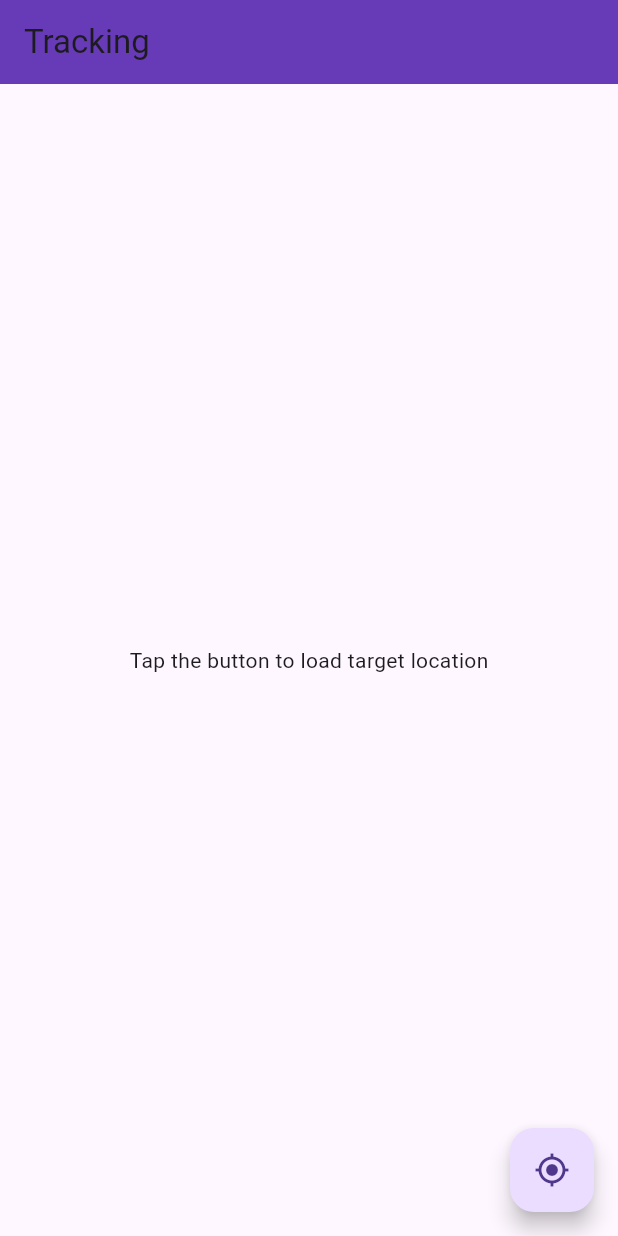
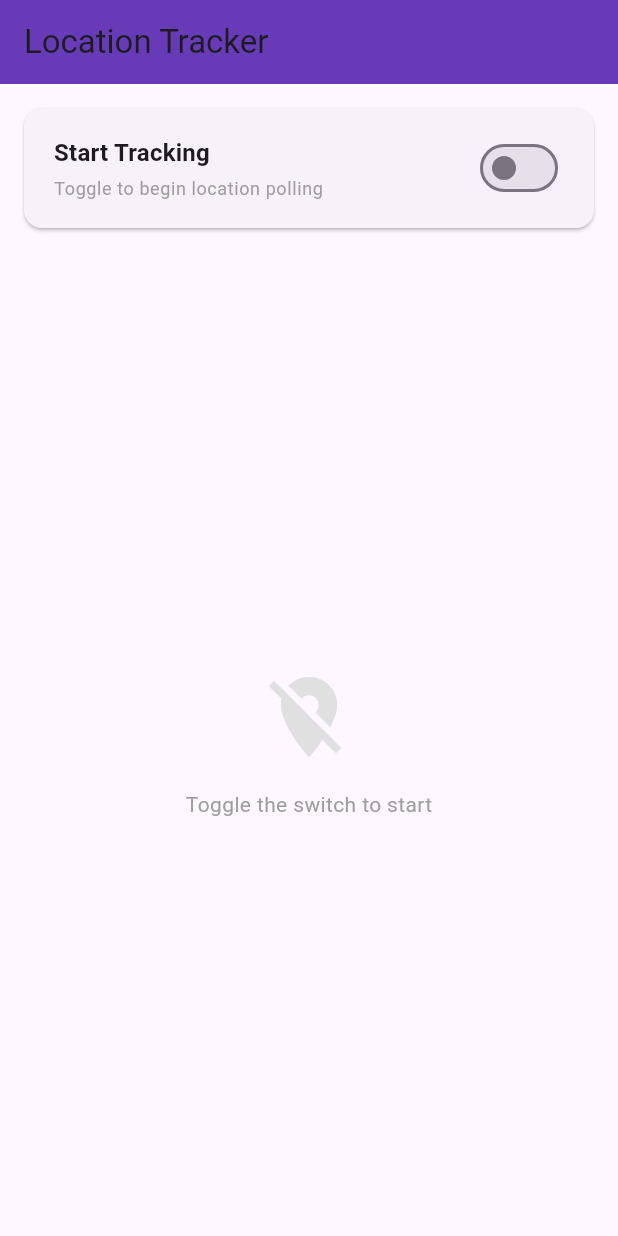
Before and after one commit to ianvillamia/flutter_exam, a Flutter app: the screen it shows after launch, on a phone screen of 412 x 824 dp. Run offline on Flutter 3.47's test engine with Material 3 defaults, Android fonts, the phone set to English and light mode, and no system bars; our stand-ins replace bloc, equatable, flutter_bloc, flutter_modular, geolocator, nb_utils; generated files the repository leaves out were written again.

Commit message:
feat(tracking): add live GPS tracking and modular UI
Implements 5s location polling and distance calculation.

Refactors tracking state management and data layer permissions.

Refactors TrackingPage into focused sub-widgets (toggle, list, status)

```diff
--- a/lib/app/app_module.dart
+++ b/lib/app/app_module.dart
@@ -1,3 +1,4 @@
+import 'package:flutter_exam/features/tracking/data/datasources/location_local_datasource.dart';
 import 'package:flutter_exam/features/tracking/data/datasources/tracking_remote_datasource.dart';
 import 'package:flutter_exam/features/tracking/data/repositories/tracking_repository_impl.dart';
 import 'package:flutter_exam/features/tracking/domain/repositories/tracking_repository.dart';
@@ -10,6 +11,7 @@ class AppModule extends Module {
   void binds(Injector i) {
     i
       ..addSingleton<TrackingRemoteDatasource>(TrackingRemoteDatasourceImpl.new)
+      ..addSingleton<LocationLocalDatasource>(LocationLocalDatasourceImpl.new)
       ..addSingleton<TrackingRepository>(TrackingRepositoryImpl.new)
       ..addSingleton<GetTargetLocationUsecase>(GetTargetLocationUsecase.new)
       ..addSingleton<TrackingCubit>(TrackingCubit.new);
--- /dev/null
+++ b/lib/features/tracking/domain/entities/location_reading_entity.dart
@@ -0,0 +1,18 @@
+import 'package:equatable/equatable.dart';
+
+class LocationReadingEntity extends Equatable {
+  const LocationReadingEntity({
+    required this.timestamp,
+    required this.lat,
+    required this.lng,
+    required this.distanceMeters,
+  });
+
+  final DateTime timestamp;
+  final double lat;
+  final double lng;
+  final double distanceMeters;
+
+  @override
+  List<Object?> get props => [timestamp, lat, lng, distanceMeters];
+}
--- a/lib/features/tracking/domain/repositories/tracking_repository.dart
+++ b/lib/features/tracking/domain/repositories/tracking_repository.dart
@@ -1,6 +1,8 @@
+import 'package:flutter_exam/features/tracking/domain/entities/location_reading_entity.dart';
 import 'package:flutter_exam/features/tracking/domain/entities/target_location_entity.dart';
 
-// ignore: one_member_abstracts, clean architecture contract — more methods will be added as the feature grows
 abstract class TrackingRepository {
   Future<TargetLocationEntity> getTargetLocation();
+  Future<bool> requestLocationPermission();
+  Future<LocationReadingEntity> getLocationReading(TargetLocationEntity target);
 }
--- a/lib/features/tracking/presentation/cubit/tracking_state.dart
+++ b/lib/features/tracking/presentation/cubit/tracking_state.dart
@@ -1,34 +1,48 @@
 part of 'tracking_cubit.dart';
 
-sealed class TrackingState extends Equatable {
-  const TrackingState();
+enum TrackingStatus {
+  initial,
+  loading,
+  permissionDenied,
+  active,
+  stopped,
+  error,
+}
+
+final class TrackingState extends Equatable {
+  const TrackingState({
+    this.isTracking = false,
+    this.readings = const [],
+    this.filterCount = 10,
+    this.status = TrackingStatus.initial,
+    this.errorMessage,
+  });
+
+  final bool isTracking;
+  final List<LocationReadingEntity> readings;
+  final int filterCount;
+  final TrackingStatus status;
+  final String? errorMessage;
+
+  List<LocationReadingEntity> get filteredReadings =>
+      readings.take(filterCount).toList();
+
+  TrackingState copyWith({
+    bool? isTracking,
+    List<LocationReadingEntity>? readings,
+    int? filterCount,
+    TrackingStatus? status,
+    String? errorMessage,
+  }) =>
+      TrackingState(
+        isTracking: isTracking ?? this.isTracking,
+        readings: readings ?? this.readings,
+        filterCount: filterCount ?? this.filterCount,
+        status: status ?? this.status,
+        errorMessage: errorMessage ?? this.errorMessage,
+      );
 
   @override
-  List<Object?> get props => [];
+  List<Object?> get props =>
+      [isTracking, readings, filterCount, status, errorMessage];
 }
-
-final class TrackingInitial extends TrackingState {
-  const TrackingInitial();
-}
-
-final class TrackingLoading extends TrackingState {
-  const TrackingLoading();
-}
-
-final class TrackingLoaded extends TrackingState {
-  const TrackingLoaded(this.targetLocation);
-
-  final TargetLocationEntity targetLocation;
-
-  @override
-  List<Object?> get props => [targetLocation];
-}
-
-final class TrackingError extends TrackingState {
-  const TrackingError(this.message);
-
-  final String message;
-
-  @override
-  List<Object?> get props => [message];
-}
--- a/lib/features/tracking/presentation/pages/tracking_page.dart
+++ b/lib/features/tracking/presentation/pages/tracking_page.dart
@@ -1,6 +1,11 @@
 import 'package:flutter/material.dart';
 import 'package:flutter_bloc/flutter_bloc.dart';
 import 'package:flutter_exam/features/tracking/presentation/cubit/tracking_cubit.dart';
+import 'package:flutter_exam/features/tracking/presentation/widgets/empty_state.dart';
+import 'package:flutter_exam/features/tracking/presentation/widgets/filter_row.dart';
+import 'package:flutter_exam/features/tracking/presentation/widgets/readings_list.dart';
+import 'package:flutter_exam/features/tracking/presentation/widgets/status_banner.dart';
+import 'package:flutter_exam/features/tracking/presentation/widgets/toggle_card.dart';
 
 class TrackingPage extends StatelessWidget {
   const TrackingPage({super.key});
@@ -8,33 +13,39 @@ class TrackingPage extends StatelessWidget {
   @override
   Widget build(BuildContext context) {
     return Scaffold(
-      appBar: AppBar(title: const Text('Tracking')),
+      appBar: AppBar(title: const Text('Location Tracker')),
       body: BlocBuilder<TrackingCubit, TrackingState>(
-        builder: (context, state) => switch (state) {
-          TrackingInitial() => const Center(
-              child: Text('Tap the button to load target location'),
-            ),
-          TrackingLoading() => const Center(
-              child: CircularProgressIndicator(),
-            ),
-          TrackingLoaded(:final targetLocation) => Center(
-              child: Column(
-                mainAxisAlignment: MainAxisAlignment.center,
-                children: [
-                  Text('ID: ${targetLocation.id}'),
-                  Text('Lat: ${targetLocation.targetLat}'),
-                  Text('Lng: ${targetLocation.targetLng}'),
-                ],
+        builder: (context, state) {
+          return Column(
+            crossAxisAlignment: CrossAxisAlignment.stretch,
+            children: [
+              ToggleCard(state: state),
+              if (state.status == TrackingStatus.permissionDenied)
+                const StatusBanner(
+                  message:
+                      'Location permission denied. Enable it in Settings.',
+                  color: Colors.orange,
+                  icon: Icons.warning_amber,
+                ),
+              if (state.status == TrackingStatus.error &&
+                  state.errorMessage != null)
+                StatusBanner(
+                  message: state.errorMessage!,
+                  color: Colors.red,
+                  icon: Icons.error_outline,
+                ),
+              if (state.readings.isNotEmpty) ...[
+                FilterRow(filterCount: state.filterCount),
+                const Divider(height: 1),
+              ],
+              Expanded(
+                child: state.readings.isEmpty
+                    ? EmptyState(status: state.status)
+                    : ReadingsList(readings: state.filteredReadings),
               ),
-            ),
-          TrackingError(:final message) => Center(
-              child: Text('Error: $message'),
-            ),
+            ],
+          );
         },
-      ),
-      floatingActionButton: FloatingActionButton(
-        onPressed: () => context.read<TrackingCubit>().fetchTargetLocation(),
-        child: const Icon(Icons.my_location),
       ),
     );
   }
--- /dev/null
+++ b/lib/features/tracking/presentation/widgets/empty_state.dart
@@ -0,0 +1,30 @@
+import 'package:flutter/material.dart';
+import 'package:flutter_exam/features/tracking/presentation/cubit/tracking_cubit.dart';
+
+class EmptyState extends StatelessWidget {
+  const EmptyState({required this.status, super.key});
+
+  final TrackingStatus status;
+
+  @override
+  Widget build(BuildContext context) {
+    return Center(
+      child: Column(
+        mainAxisAlignment: MainAxisAlignment.center,
+        children: [
+          Icon(Icons.location_off, size: 64, color: Colors.grey.shade300),
+          const SizedBox(height: 16),
+          Text(
+            status == TrackingStatus.stopped
+                ? 'Tracking stopped'
+                : 'Toggle the switch to start',
+            style: Theme.of(context)
+                .textTheme
+                .bodyMedium
+                ?.copyWith(color: Colors.grey),
+          ),
+        ],
+      ),
+    );
+  }
+}
--- /dev/null
+++ b/lib/features/tracking/presentation/widgets/toggle_card.dart
@@ -0,0 +1,63 @@
+import 'package:flutter/material.dart';
+import 'package:flutter_bloc/flutter_bloc.dart';
+import 'package:flutter_exam/features/tracking/presentation/cubit/tracking_cubit.dart';
+
+class ToggleCard extends StatelessWidget {
+  const ToggleCard({required this.state, super.key});
+
+  final TrackingState state;
+
+  @override
+  Widget build(BuildContext context) {
+    final isLoading = state.status == TrackingStatus.loading;
+    return Card(
+      margin: const EdgeInsets.all(16),
+      child: Padding(
+        padding: const EdgeInsets.symmetric(horizontal: 20, vertical: 16),
+        child: Row(
+          children: [
+            Expanded(
+              child: Column(
+                crossAxisAlignment: CrossAxisAlignment.start,
+                children: [
+                  Text(
+                    'Start Tracking',
+                    style: Theme.of(context)
+                        .textTheme
+                        .titleMedium
+                        ?.copyWith(fontWeight: FontWeight.bold),
+                  ),
+                  const SizedBox(height: 4),
+                  Text(
+                    state.isTracking
+                        ? 'Polling every 5 s'
+                        : 'Toggle to begin location polling',
+                    style: Theme.of(context).textTheme.bodySmall?.copyWith(
+                          color: state.isTracking
+                              ? Colors.green.shade700
+                              : Colors.grey,
+                        ),
+                  ),
+                ],
+              ),
+            ),
+            if (isLoading)
+              const SizedBox(
+                width: 36,
+                height: 36,
+                child: CircularProgressIndicator(strokeWidth: 2.5),
+              )
+            else
+              Switch(
+                value: state.isTracking,
+                activeThumbColor: Colors.green,
+                activeTrackColor: Colors.green.shade200,
+                onChanged: (_) =>
+                    context.read<TrackingCubit>().toggleTracking(),
+              ),
+          ],
+        ),
+      ),
+    );
+  }
+}
--- a/pubspec.yaml
+++ b/pubspec.yaml
@@ -16,6 +16,7 @@ dependencies:
   flutter_localizations:
     sdk: flutter
   flutter_modular: ^6.3.4
+  geolocator: ^14.0.2
   intl: ^0.20.2
   nb_utils: ^7.2.0
 
```
Also changed, not shown: lib/features/tracking/data/datasources/location_local_datasource.dart (added, +28 -0 lines), lib/features/tracking/data/repositories/tracking_repository_impl.dart (+30 -3 lines), lib/features/tracking/presentation/cubit/tracking_cubit.dart (+71 -9 lines), lib/features/tracking/presentation/widgets/filter_row.dart (added, +44 -0 lines), lib/features/tracking/presentation/widgets/reading_card.dart (added, +105 -0 lines), lib/features/tracking/presentation/widgets/readings_list.dart (added, +56 -0 lines), lib/features/tracking/presentation/widgets/status_banner.dart (added, +39 -0 lines), pubspec.lock, 5 other files.
